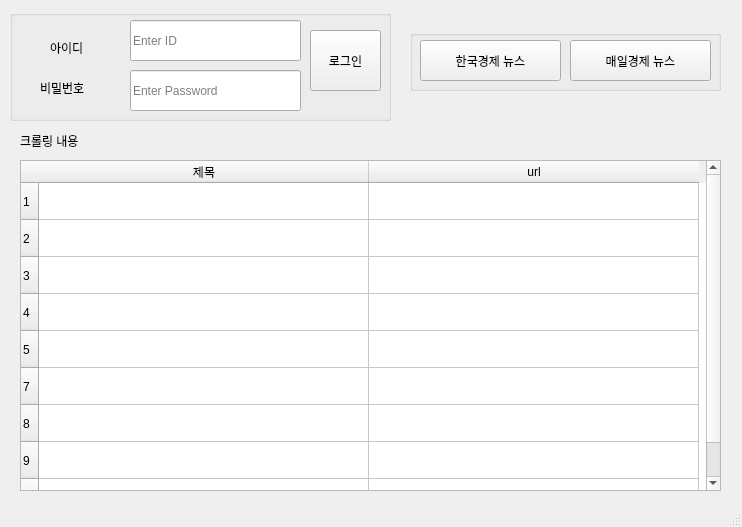
Above: Project1/NaverCrawling.ui from LeticiaKang/Python_SelfStudy before the change. Below: the same form after it.
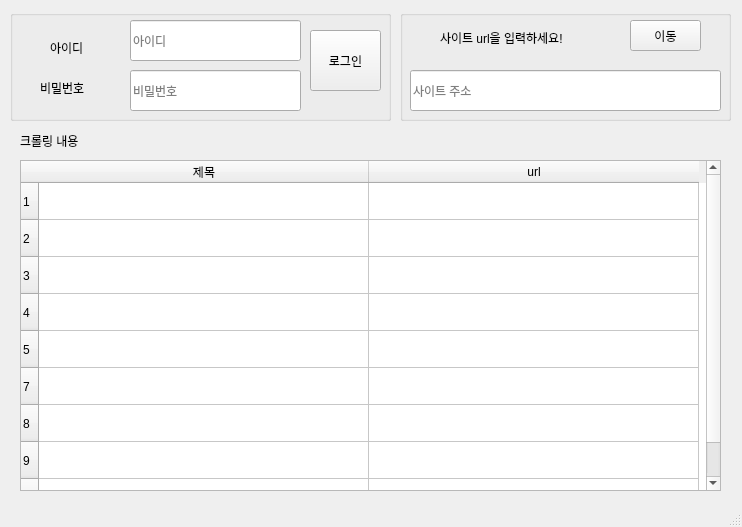
That is the form after the change.

Commit message: python_crawling_gui

What changed in the file:
```diff
--- a/Project1/NaverCrawling.ui
+++ b/Project1/NaverCrawling.ui
@@ -81,7 +81,7 @@
       <enum>QLineEdit::Password</enum>
      </property>
      <property name="placeholderText">
-      <string>Enter Password</string>
+      <string>비밀번호</string>
      </property>
     </widget>
     <widget class="QLineEdit" name="lineEdit_ID">
@@ -94,50 +94,11 @@
       </rect>
      </property>
      <property name="placeholderText">
-      <string>Enter ID</string>
+      <string>아이디</string>
      </property>
     </widget>
    </widget>
-   <widget class="QGroupBox" name="SearchBox_2">
-    <property name="geometry">
-     <rect>
-      <x>410</x>
-      <y>30</y>
-      <width>311</width>
-      <height>61</height>
-     </rect>
-    </property>
-    <property name="title">
-     <string/>
-    </property>
-    <widget class="QPushButton" name="btn_hankuk">
-     <property name="geometry">
-      <rect>
-       <x>10</x>
-       <y>10</y>
-       <width>141</width>
-       <height>41</height>
-      </rect>
-     </property>
-     <property name="text">
-      <string>한국경제 뉴스</string>
-     </property>
-    </widget>
-    <widget class="QPushButton" name="btn_meil">
-     <property name="geometry">
-      <rect>
-       <x>160</x>
-       <y>10</y>
-       <width>141</width>
-       <height>41</height>
-      </rect>
-     </property>
-     <property name="text">
-      <string>매일경제 뉴스</string>
-     </property>
-    </widget>
-   </widget>
-   <widget class="QTableWidget" name="tableWidget_contents">
+   <widget class="QTableWidget" name="TableWidgetCrawling">
     <property name="geometry">
      <rect>
       <x>20</x>
@@ -248,6 +209,70 @@
      <string>크롤링 내용</string>
     </property>
    </widget>
+   <widget class="QGroupBox" name="BoxSite">
+    <property name="geometry">
+     <rect>
+      <x>400</x>
+      <y>10</y>
+      <width>331</width>
+      <height>111</height>
+     </rect>
+    </property>
+    <property name="title">
+     <string/>
+    </property>
+    <widget class="QLabel" name="TextSite">
+     <property name="geometry">
+      <rect>
+       <x>40</x>
+       <y>20</y>
+       <width>231</width>
+       <height>16</height>
+      </rect>
+     </property>
+     <property name="text">
+      <string>사이트 url을 입력하세요!</string>
+     </property>
+    </widget>
+    <widget class="QPushButton" name="PushButtonSite">
+     <property name="geometry">
+      <rect>
+       <x>230</x>
+       <y>10</y>
+       <width>71</width>
+       <height>31</height>
+      </rect>
+     </property>
+     <property name="text">
+      <string>이동</string>
+     </property>
+    </widget>
+    <widget class="QLineEdit" name="lineEdit_SITE">
+     <property name="geometry">
+      <rect>
+       <x>10</x>
+       <y>60</y>
+       <width>311</width>
+       <height>41</height>
+      </rect>
+     </property>
+     <property name="text">
+      <string/>
+     </property>
+     <property name="maxLength">
+      <number>32765</number>
+     </property>
+     <property name="echoMode">
+      <enum>QLineEdit::Normal</enum>
+     </property>
+     <property name="placeholderText">
+      <string>사이트 주소</string>
+     </property>
+     <property name="cursorMoveStyle">
+      <enum>Qt::LogicalMoveStyle</enum>
+     </property>
+    </widget>
+   </widget>
   </widget>
   <widget class="QStatusBar" name="statusbar"/>
  </widget>
```
Left out of the diff: 10 changed lines with no effect on the pictures. The commit also changes 7 other files.
